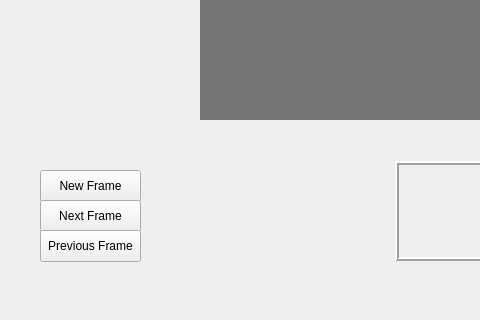
Before: the Qt Designer form Foorge/mainwindow.ui in NCChacki/CS3505-Software2-SpriteEditor, drawn with Qt 5; both pictures show x 0 to 480 and y 280 to 600 of the 800 by 600 pixel window.
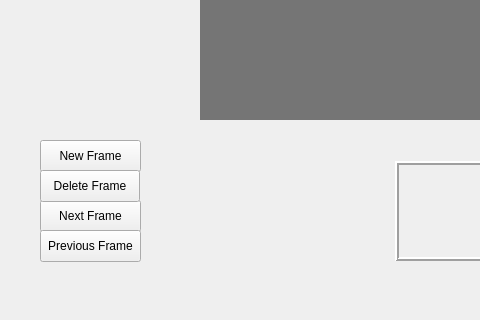
After: the same form once the commit is applied. Custom widgets are drawn as their Qt base class.

Commit message: Implemented delete frame

What changed in the file:
```diff
--- a/Foorge/mainwindow.ui
+++ b/Foorge/mainwindow.ui
@@ -217,7 +217,7 @@
     <property name="geometry">
      <rect>
       <x>40</x>
-      <y>450</y>
+      <y>420</y>
       <width>101</width>
       <height>32</height>
      </rect>
@@ -427,6 +427,19 @@
      <enum>Qt::Horizontal</enum>
     </property>
    </widget>
+   <widget class="QPushButton" name="deleteFrameButton">
+    <property name="geometry">
+     <rect>
+      <x>40</x>
+      <y>450</y>
+      <width>100</width>
+      <height>32</height>
+     </rect>
+    </property>
+    <property name="text">
+     <string>Delete Frame</string>
+    </property>
+   </widget>
   </widget>
   <widget class="QMenuBar" name="menubar">
    <property name="geometry">
```
The commit also changes 12 other files.
